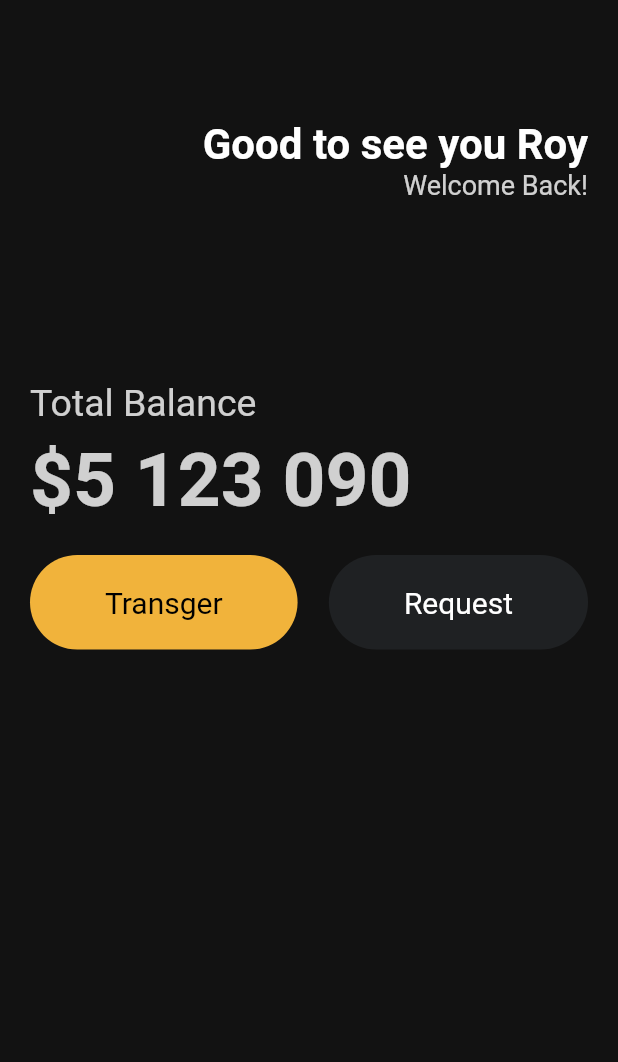
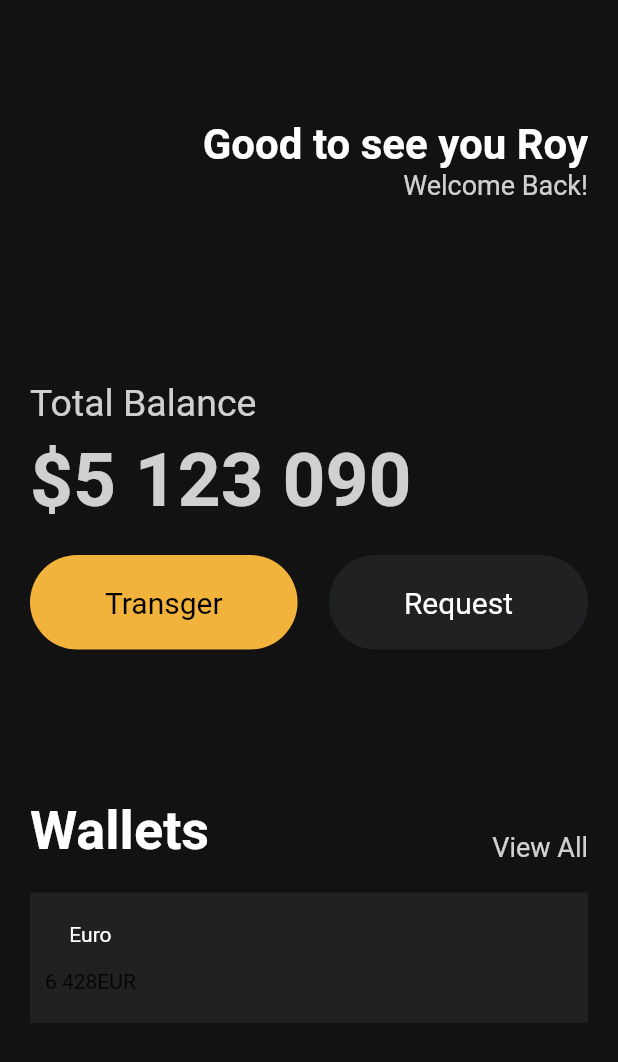
Before and after one commit to roy656/ssoontoon, a Flutter app: the screen it shows after launch, on a phone screen of 412 x 824 dp. Shown: the top 1062 px of the screen. Run offline on Flutter 3.47's test engine with Material 2 defaults, Android fonts, the phone set to English and light mode, and no system bars.

Commit message:
additional Texts, Containers are made

```diff
--- a/lib/main.dart
+++ b/lib/main.dart
@@ -79,7 +79,63 @@ class App extends StatelessWidget {
                         bgColor: Color(0xFF1F2123),
                         textColor: Colors.white)
                   ],
-                )
+                ),
+                const SizedBox(
+                  height: 100,
+                ),
+                Row(
+                  crossAxisAlignment: CrossAxisAlignment.end,
+                  mainAxisAlignment: MainAxisAlignment.spaceBetween,
+                  children: [
+                    const Text(
+                      'Wallets',
+                      style: TextStyle(
+                        color: Colors.white,
+                        fontSize: 36,
+                        fontWeight: FontWeight.w600,
+                      ),
+                    ),
+                    Text(
+                      'View All',
+                      style: TextStyle(
+                        color: Colors.white.withOpacity(0.8),
+                        fontSize: 18,
+                      ),
+                    ),
+                  ],
+                ),
+                const SizedBox(
+                  height: 20,
+                ),
+                Container(
+                    decoration: const BoxDecoration(
+                      color: Color(0xFF1F2123),
+                    ),
+                    child: Padding(
+                      padding: const EdgeInsets.symmetric(
+                          vertical: 20, horizontal: 10),
+                      child: Row(
+                        children: [
+                          Column(
+                            children: [
+                              const Text(
+                                'Euro',
+                                style: TextStyle(color: Colors.white),
+                              ),
+                              const SizedBox(
+                                height: 15,
+                              ),
+                              Row(
+                                children: const [
+                                  Text('6 428'),
+                                  Text('EUR'),
+                                ],
+                              ),
+                            ],
+                          ),
+                        ],
+                      ),
+                    )),
               ],
             ),
           )),
```
